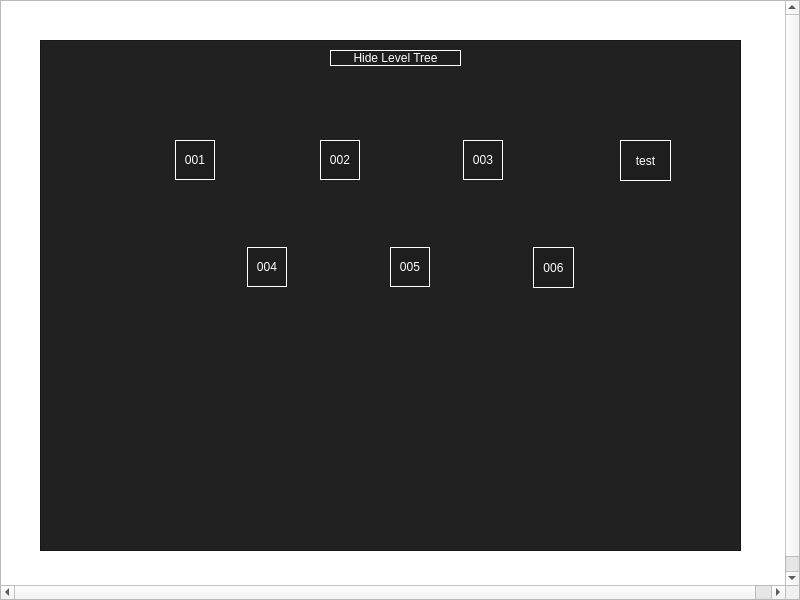
Old version of the form ui/mainwindow.ui in the repository marijamijailovic/RS07-spectrum.
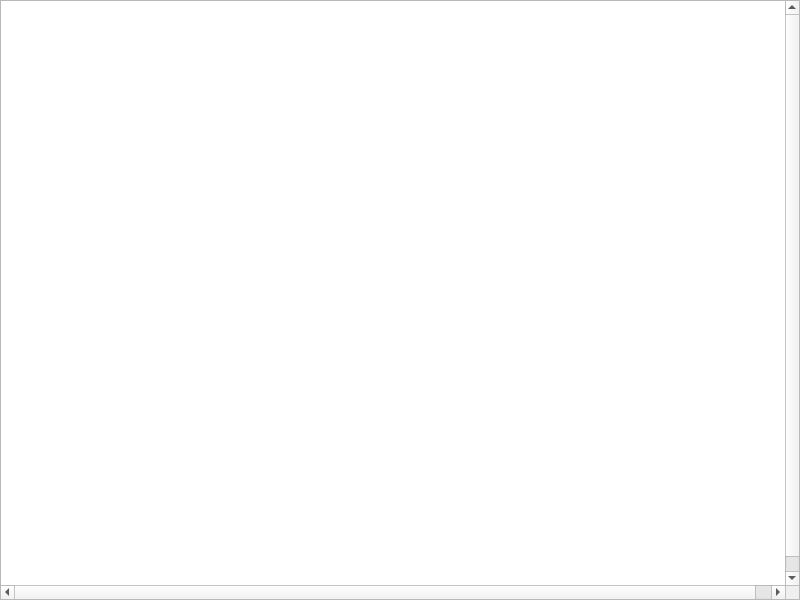
New version of the form. Icons and pictures are not drawn.

What changed in the file:
```diff
--- a/ui/mainwindow.ui
+++ b/ui/mainwindow.ui
@@ -98,7 +98,7 @@
     <property name="geometry">
      <rect>
       <x>390</x>
-      <y>280</y>
+      <y>340</y>
       <width>200</width>
       <height>50</height>
      </rect>
@@ -121,7 +121,7 @@
     <property name="geometry">
      <rect>
       <x>390</x>
-      <y>160</y>
+      <y>220</y>
       <width>200</width>
       <height>50</height>
      </rect>
@@ -144,7 +144,7 @@
     <property name="geometry">
      <rect>
       <x>390</x>
-      <y>220</y>
+      <y>280</y>
       <width>200</width>
       <height>50</height>
      </rect>
@@ -342,6 +342,30 @@
      <string>Load Game</string>
     </property>
    </widget>
+   <widget class="QPushButton" name="btnSaveGame">
+    <property name="geometry">
+     <rect>
+      <x>390</x>
+      <y>160</y>
+      <width>200</width>
+      <height>50</height>
+     </rect>
+    </property>
+    <property name="font">
+     <font>
+      <weight>75</weight>
+      <bold>true</bold>
+     </font>
+    </property>
+    <property name="styleSheet">
+     <string notr="true">color: white;
+border: 1px solid white;</string>
+    </property>
+    <property name="text">
+     <string>Save Game</string>
+    </property>
+   </widget>
+   <zorder>frLevelTree</zorder>
    <zorder>gwDisplay</zorder>
    <zorder>btnResumeGame</zorder>
    <zorder>btnExit</zorder>
```
Left out of the diff: 2 changed lines with no effect on the pictures.
